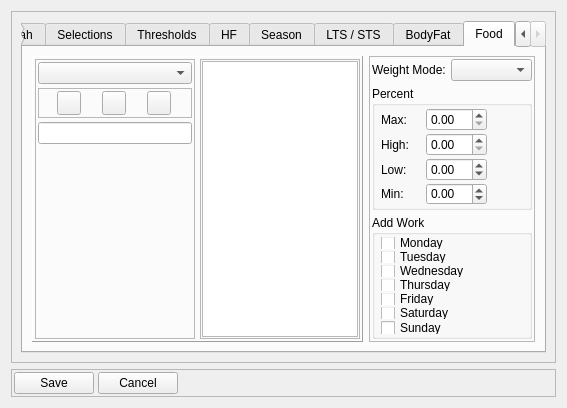
Before: the Qt Designer form dialog_settings.ui in Tria-Andy/WorkoutEditor, drawn with Qt 5.
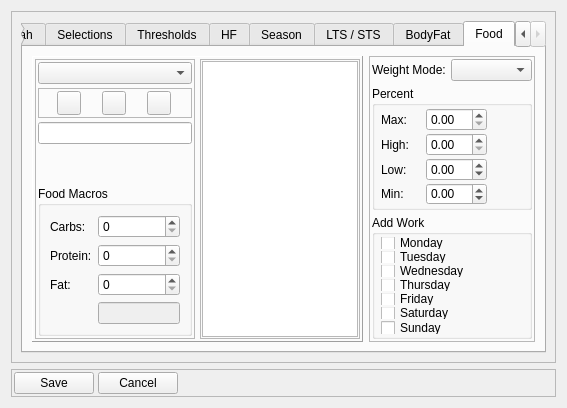
After: the same form once the commit is applied. The open tabs and pages were chosen to show the change. Icons and pictures are not drawn.

Commit message: Add Fodd Macros

The edit to the form file:
```diff
--- a/dialog_settings.ui
+++ b/dialog_settings.ui
@@ -2180,6 +2180,52 @@
                   </property>
                  </spacer>
                 </item>
+                <item>
+                 <widget class="QGroupBox" name="groupBox_macros">
+                  <property name="title">
+                   <string>Food Macros</string>
+                  </property>
+                  <layout class="QFormLayout" name="formLayout_9">
+                   <item row="0" column="0">
+                    <widget class="QLabel" name="label_59">
+                     <property name="text">
+                      <string>Carbs:</string>
+                     </property>
+                    </widget>
+                   </item>
+                   <item row="0" column="1">
+                    <widget class="QSpinBox" name="spinBox_carbs"/>
+                   </item>
+                   <item row="1" column="0">
+                    <widget class="QLabel" name="label_60">
+                     <property name="text">
+                      <string>Protein:</string>
+                     </property>
+                    </widget>
+                   </item>
+                   <item row="1" column="1">
+                    <widget class="QSpinBox" name="spinBox_protein"/>
+                   </item>
+                   <item row="2" column="0">
+                    <widget class="QLabel" name="label_61">
+                     <property name="text">
+                      <string>Fat:</string>
+                     </property>
+                    </widget>
+                   </item>
+                   <item row="2" column="1">
+                    <widget class="QSpinBox" name="spinBox_fat"/>
+                   </item>
+                   <item row="3" column="1">
+                    <widget class="QLineEdit" name="lineEdit_macroSum">
+                     <property name="enabled">
+                      <bool>false</bool>
+                     </property>
+                    </widget>
+                   </item>
+                  </layout>
+                 </widget>
+                </item>
                </layout>
               </widget>
              </item>
```
Left out of the diff: 2 changed lines with no effect on the pictures. The commit also changes 14 other files.
